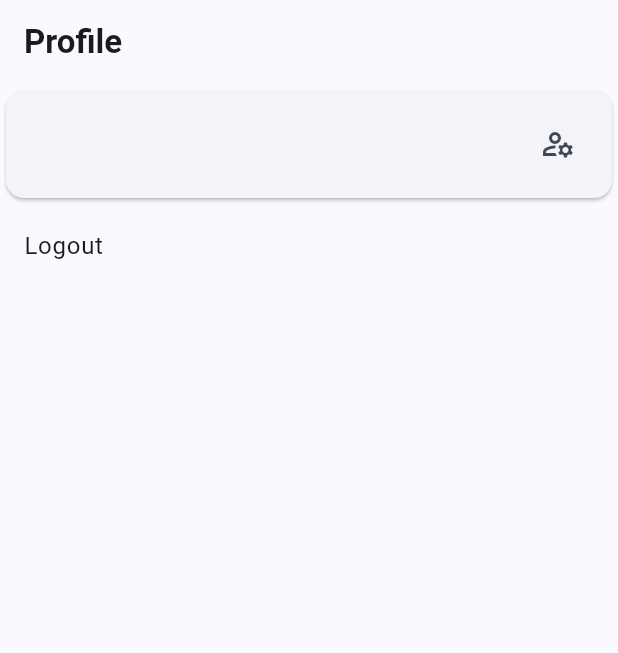
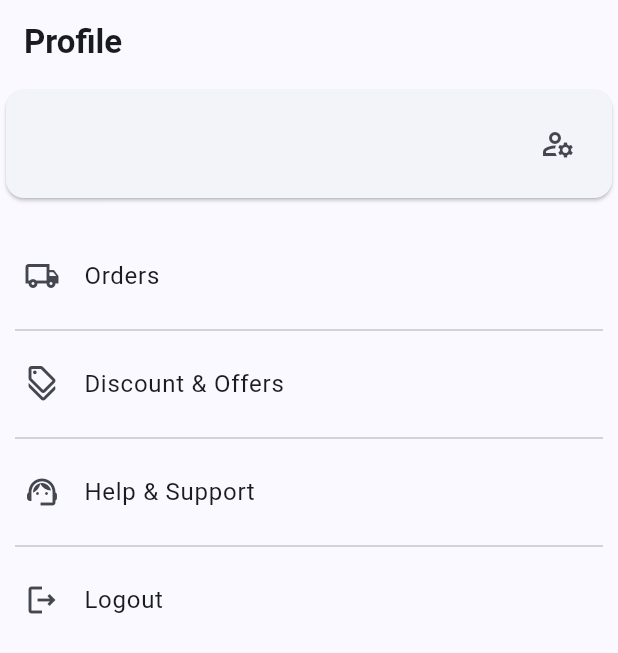
Before and after one commit to viraj-gunasekara/Bookstore_App_Android, a Flutter app: the ProfilePage screen opened directly, on a phone screen of 412 x 824 dp. Shown: the top 653 px of the screen. Run offline on Flutter 3.47's test engine with Material 3 defaults, Android fonts, the phone set to English and light mode, and no system bars; our stand-ins replace cloud_firestore, firebase_auth, firebase_core, fl_chart, flutter_dotenv, image_picker; accounts and stored records are empty.

Commit message:
userApp: profile page ui created, with buttons for offers,orders,help&support,logout

```diff
--- a/bookstore_app/lib/views/profile.dart
+++ b/bookstore_app/lib/views/profile.dart
@@ -34,8 +34,23 @@ class _ProfilePageState extends State<ProfilePage> {
               ),
             ),
           ),
+          SizedBox(height: 20,),
+      ListTile(title: Text("Orders"), leading: Icon(Icons.local_shipping_outlined), onTap: (){
+
+
+      },),
+      Divider( thickness: 1,  endIndent:  10, indent: 10,),
+      ListTile(title: Text("Discount & Offers"), leading: Icon(Icons.discount_outlined), onTap: (){
+
+      },),
+      Divider( thickness: 1,  endIndent:  10, indent: 10,),
+      ListTile(title: Text("Help & Support"), leading: Icon(Icons.support_agent), onTap: (){
+       ScaffoldMessenger.of(context).showSnackBar(SnackBar(content: Text("Mail us at thebookstore@gmail.com")));
+      },),
+          Divider( thickness: 1,  endIndent:  10, indent: 10,),
           ListTile(
             title: Text("Logout"),
+            leading: Icon(Icons.logout_outlined),
             onTap: () async {
               await AuthService().logout();
               Navigator.pushNamedAndRemoveUntil(context, "/login", (route) => true);
```
